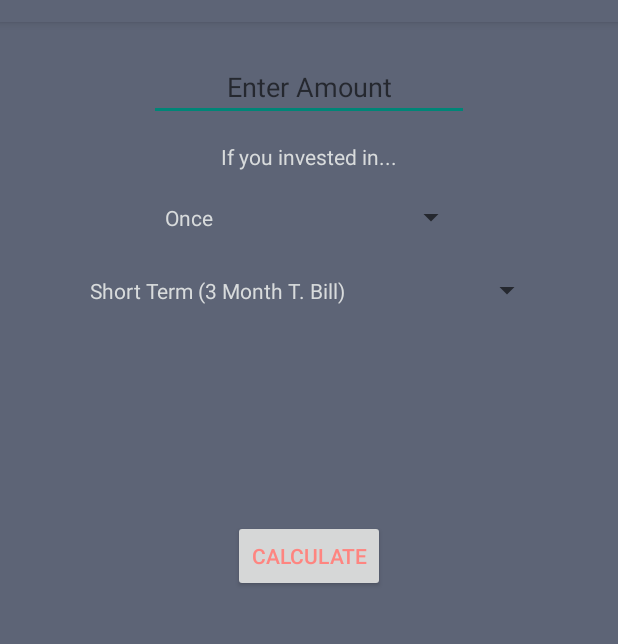
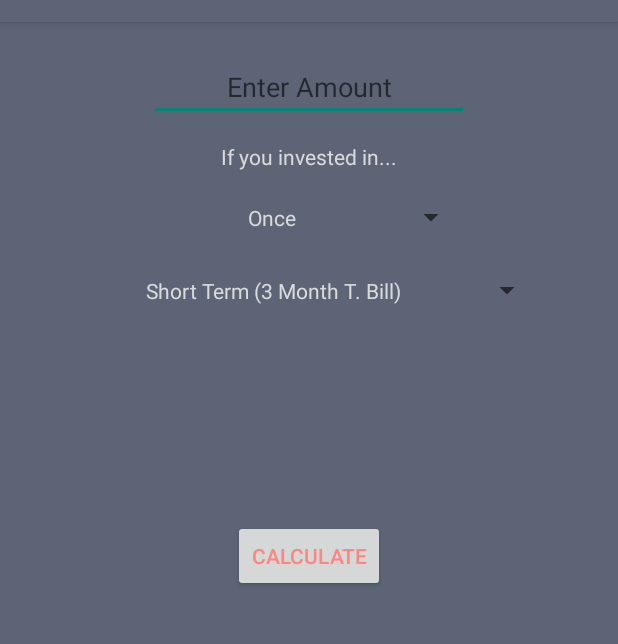
Before and after one commit to davidwangdw/DontSpend-Android, an Android app: the screen it shows after launch (MainActivity), on a phone screen of 412 x 824 dp, the part 62-706 px from its top. Run offline under Robolectric (Android 15) with nearby library versions, the phone set to English and light mode, and no system bars.

Commit message:
v1.0 submit to play store

```diff
--- a/app/build.gradle
+++ b/app/build.gradle
@@ -9,8 +9,8 @@ android {
         applicationId "com.davidwang.dontspend"
         minSdkVersion 21
         targetSdkVersion 25
-        versionCode 4
-        versionName "0.92"
+        versionCode 6
+        versionName "1.0"
         testInstrumentationRunner "android.support.test.runner.AndroidJUnitRunner"
     }
     buildTypes {
--- a/app/src/main/AndroidManifest.xml
+++ b/app/src/main/AndroidManifest.xml
@@ -19,7 +19,6 @@
         <intent-filter>
             <action android:name="android.intent.action.MAIN" />
 
-            <category android:name="android.intent.category.LAUNCHER" />
         </intent-filter>
         </activity>
         <!--
--- a/app/src/main/java/com/davidwang/dontspend/MainActivity.java
+++ b/app/src/main/java/com/davidwang/dontspend/MainActivity.java
@@ -3,6 +3,7 @@ package com.davidwang.dontspend;
 import android.content.Context;
 import android.content.DialogInterface;
 import android.graphics.Color;
+import android.graphics.PorterDuff;
 import android.media.audiofx.BassBoost;
 import android.support.v7.app.AlertDialog;
 import android.support.v7.app.AppCompatActivity;
@@ -71,13 +72,6 @@ public class MainActivity extends AppCompatActivity implements OnItemSelectedLis
         initToolbar();
 
         // spinner element
-
-        /*final Spinner spinner = (Spinner) findViewById(R.id.spinner1);
-        ArrayAdapter<CharSequence> adapter = ArrayAdapter.createFromResource(this, R.array.investments_array, android.R.layout.simple_spinner_item);
-        //ArrayAdapter<String> adapter= new ArrayAdapter<String>(this, R.layout.spinner_item, R.array.investments_array);
-        adapter.setDropDownViewResource(android.R.layout.simple_spinner_dropdown_item);
-        //adapter.setDropDownViewResource(R.layout.spinner_item);
-        spinner.setAdapter(adapter);*/
 
         //confusing, change later
         final Spinner spinner = (Spinner) findViewById(R.id.spinner1);
--- a/app/src/main/java/com/davidwang/dontspend/RetirementInformationPageActivity.java
+++ b/app/src/main/java/com/davidwang/dontspend/RetirementInformationPageActivity.java
@@ -68,7 +68,7 @@ public class RetirementInformationPageActivity extends AppCompatActivity{
                             NumberFormat formatter = NumberFormat.getCurrencyInstance();
                             Double networthDouble = Double.parseDouble(monthlyExpensesEdit.getText().toString());
 
-                            Double retirementAmount = networthDouble * 4.0;
+                            Double retirementAmount = networthDouble * 12.0 * 25.0;
 
                             String retirementAmountString = formatter.format(retirementAmount);
                             summaryText.setText(retirementAmountString);
--- a/app/src/main/res/layout/spinner_item.xml
+++ b/app/src/main/res/layout/spinner_item.xml
@@ -5,4 +5,5 @@
     android:layout_height="wrap_content"
     android:textColor="@color/lightGrey"
     android:padding="10dp"
+    android:gravity="center"
     />
```
Also changed, not shown: app/src/main/java/com/davidwang/dontspend/retirementActivity.java (+9 -21 lines), 1 other file.
